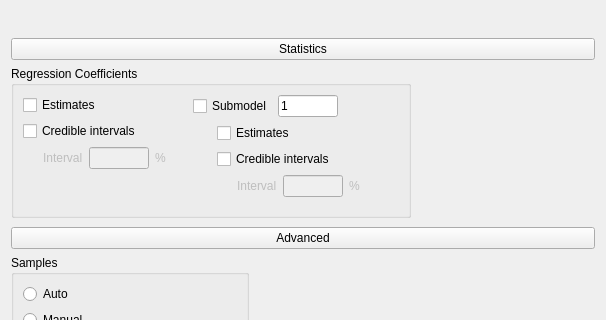
Above: JASP-Desktop/analysisforms/regressionloglinearbayesianform.ui from jasp-stats/jasp-desktop before the change; both pictures show x 0 to 606 and y 736 to 1056 of the 606 by 1163 pixel window. Below: the same form after it.
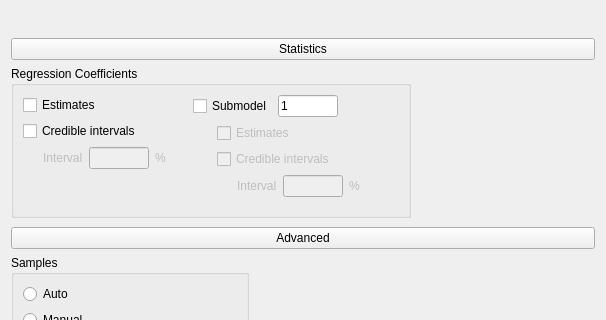
That is the form after the change. Custom widgets are drawn as their Qt base class.

Commit message: Disable checkboxes per default

```diff
--- a/JASP-Desktop/analysisforms/regressionloglinearbayesianform.ui
+++ b/JASP-Desktop/analysisforms/regressionloglinearbayesianform.ui
@@ -725,7 +725,10 @@
                 </spacer>
                </item>
                <item row="1" column="0" colspan="3">
-                <widget class="QWidget" name="widget_2" native="true">
+                <widget class="QWidget" name="widgetSubmodelParameters" native="true">
+                 <property name="enabled">
+                  <bool>false</bool>
+                 </property>
                  <layout class="QVBoxLayout" name="verticalLayout">
                   <property name="leftMargin">
                    <number>24</number>
@@ -744,6 +747,12 @@
                     <property name="text">
                      <string>Estimates</string>
                     </property>
+                    <property name="checkable">
+                     <bool>true</bool>
+                    </property>
+                    <property name="checked">
+                     <bool>false</bool>
+                    </property>
                    </widget>
                   </item>
                   <item>
```
Left out of the diff: 32 changed lines with no effect on the pictures.
